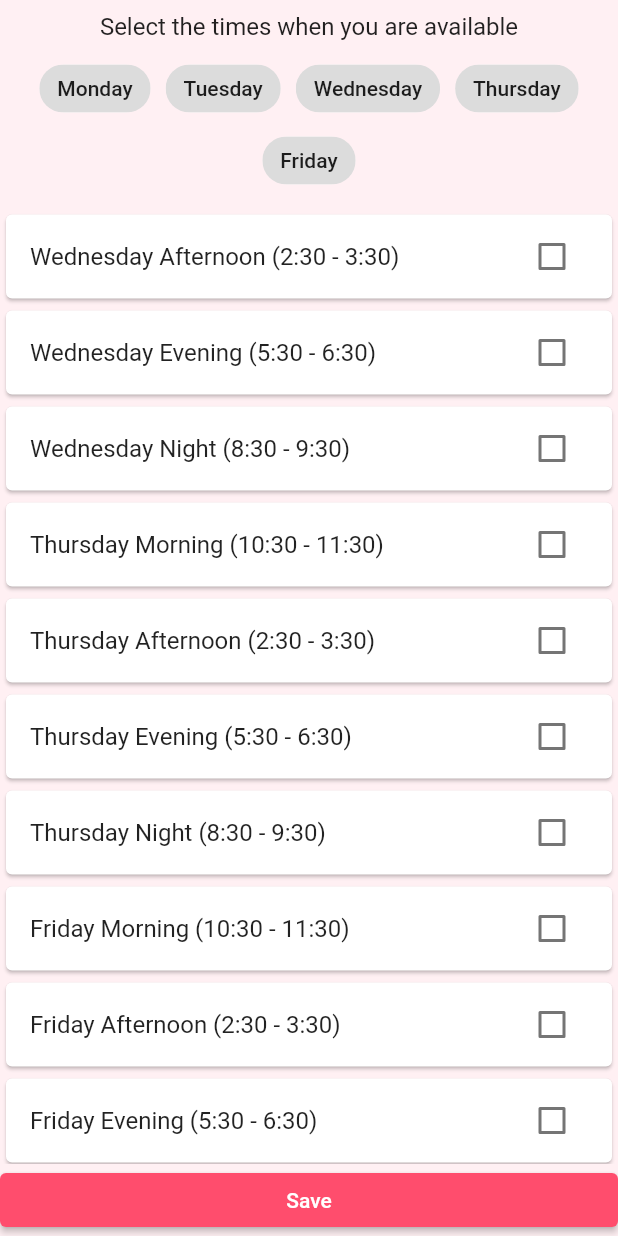
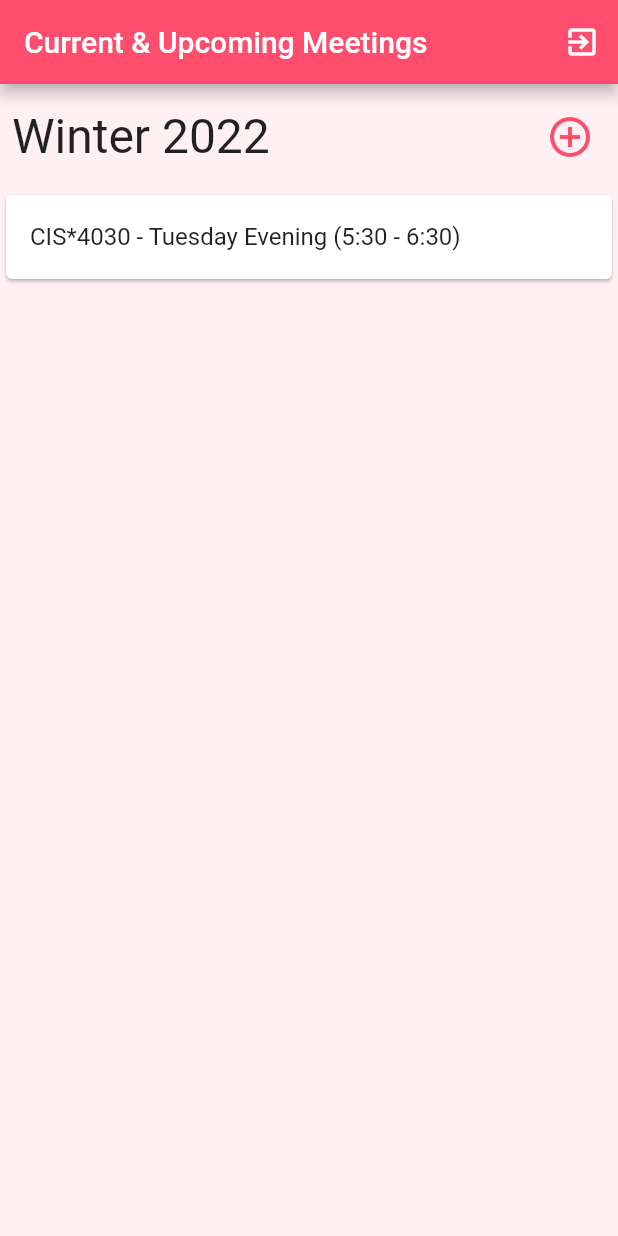
Before and after one commit to david-reti/study-buddies, a Flutter app: the ScheduleScreen screen opened directly, scrolled down 576 dp, after a tap on "Save", on a phone screen of 412 x 824 dp. Run offline on Flutter 3.47's test engine with Material 2 defaults, Android fonts, the phone set to English and light mode, and no system bars.

Commit message:
Add navigation for timeslots

```diff
--- a/app/lib/Screens/scheduling.dart
+++ b/app/lib/Screens/scheduling.dart
@@ -1,5 +1,6 @@
+import 'package:app/Screens/timeslots.dart';
 import 'package:flutter/material.dart';
-import 'package:app/data/weekdays.dart';
+import 'package:app/data/sampletimes.dart';
 import 'package:app/models/meeting_time.dart';
 
 class ScheduleScreen extends StatefulWidget {
@@ -26,7 +27,15 @@ class _SchedulScreenState extends State<ScheduleScreen> {
     false,
   ];
 
-  void saveTimeslot() {}
+  void saveTimeslot() {
+    // Generate query to API here
+    Navigator.of(context).pushAndRemoveUntil(
+        MaterialPageRoute(
+            builder: (context) => TimeSlotScreen(
+                [MeetingTime(1, 2, "CIS*4030")] + selectedMeetingTimes)),
+        (context) => false);
+  }
+
   List<Widget> availableTimes = [];
   List<Widget> generateAvailableTimes() {
     bool generateAll =
@@ -38,24 +47,28 @@ class _SchedulScreenState extends State<ScheduleScreen> {
         toReturn.add(timeSlotTile(
             updateTimeslot,
             "${dayNames[i]} Morning (10:30 - 11:30)",
+            "CIS*2030",
             timeslotSelected(i, 0),
             i,
             0));
         toReturn.add(timeSlotTile(
             updateTimeslot,
             "${dayNames[i]} Afternoon (2:30 - 3:30)",
+            "CIS*2030",
             timeslotSelected(i, 1),
             i,
             1));
         toReturn.add(timeSlotTile(
             updateTimeslot,
             "${dayNames[i]} Evening (5:30 - 6:30)",
+            "CIS*2030",
             timeslotSelected(i, 2),
             i,
             2));
         toReturn.add(timeSlotTile(
             updateTimeslot,
             "${dayNames[i]} Night (8:30 - 9:30)",
+            "CIS*2030",
             timeslotSelected(i, 3),
             i,
             3));
@@ -64,7 +77,7 @@ class _SchedulScreenState extends State<ScheduleScreen> {
     return toReturn;
   }
 
-  void updateTimeslot(int dayNum, int timeNum) {
+  void updateTimeslot(int dayNum, int timeNum, String title) {
     setState(() {
       int added = -1;
       for (int i = 0; i < selectedMeetingTimes.length; i++) {
@@ -77,7 +90,7 @@ class _SchedulScreenState extends State<ScheduleScreen> {
       if (added != -1) {
         selectedMeetingTimes.removeAt(added);
       } else {
-        selectedMeetingTimes.add(MeetingTime(dayNum, timeNum));
+        selectedMeetingTimes.add(MeetingTime(dayNum, timeNum, title));
       }
     });
   }
@@ -108,6 +121,13 @@ class _SchedulScreenState extends State<ScheduleScreen> {
   Widget build(BuildContext context) {
     availableTimes = generateAvailableTimes();
     return Scaffold(
+      appBar: AppBar(
+        title: Text(
+          'Select Timeslots',
+          style: TextStyle(color: Colors.white),
+        ),
+        backgroundColor: buttonColor,
+      ),
       body: Column(
         children: [
           const Padding(
@@ -176,15 +196,15 @@ class _DayFilterState extends State<DayFilter> {
   }
 }
 
-Widget timeSlotTile(Function(int, int) update, String title, bool selected,
-    int dayNum, int timeNum) {
+Widget timeSlotTile(Function(int, int, String) update, String title,
+    String courseCode, bool selected, int dayNum, int timeNum) {
   return Card(
     child: ListTile(
       title: Text(title),
       trailing: Checkbox(
           value: selected,
           onChanged: (val) {
-            update(dayNum, timeNum);
+            update(dayNum, timeNum, courseCode);
           }),
     ),
   );
--- /dev/null
+++ b/app/lib/Screens/timeslots.dart
@@ -0,0 +1,95 @@
+import 'dart:async';
+import 'package:app/Screens/courses.dart';
+import 'package:app/Screens/homepage.dart';
+import 'package:app/Screens/meeting.dart';
+import 'package:app/models/meeting_time.dart';
+import 'package:flutter/material.dart';
+import 'package:app/data/sampletimes.dart';
+
+class TimeSlotScreen extends StatefulWidget {
+  TimeSlotScreen(this.userTimeslots);
+
+  List<MeetingTime> userTimeslots = [MeetingTime(1, 2, "CIS*4030")];
+  String semesterName = "Winter 2022";
+
+  @override
+  State<TimeSlotScreen> createState() => _TimeslotScreenState();
+}
+
+class _TimeslotScreenState extends State<TimeSlotScreen> {
+  Timer? timeUntilMeeting;
+  Color buttonColor = const Color(0xffFF4D6D);
+
+  Widget build(BuildContext context) {
+    if (timeUntilMeeting == null) {
+      timeUntilMeeting = Timer(const Duration(seconds: 15), () {
+        Navigator.of(context)
+            .push(MaterialPageRoute(builder: (context) => MeetingScreen()));
+      });
+    }
+
+    return Scaffold(
+      appBar: AppBar(
+        title: const Text(
+          'Current & Upcoming Meetings',
+          style: TextStyle(color: Colors.white),
+        ),
+        actions: [
+          IconButton(
+              onPressed: () {
+                Navigator.of(context).pushAndRemoveUntil(
+                    MaterialPageRoute(builder: (context) {
+                  return HomePage();
+                }), (route) => false);
+              },
+              icon: Icon(Icons.exit_to_app))
+        ],
+        backgroundColor: buttonColor,
+      ),
+      body: Column(
+        children: [
+          Row(mainAxisAlignment: MainAxisAlignment.spaceBetween, children: [
+            Padding(
+              padding: EdgeInsets.fromLTRB(8, 16, 0, 16),
+              child: Text(
+                widget.semesterName,
+                style: TextStyle(fontSize: 32),
+              ),
+            ),
+            Padding(
+              padding: EdgeInsets.all(8),
+              child: IconButton(
+                icon: Icon(
+                  Icons.add_circle_outline,
+                  size: 32,
+                ),
+                color: buttonColor,
+                onPressed: () {
+                  Navigator.of(context).push(MaterialPageRoute(
+                      builder: (BuildContext context) => Courses()));
+                },
+              ),
+            ),
+          ]),
+          Expanded(
+            child: ListView(
+              children: [
+                for (int i = 0; i < widget.userTimeslots.length; i++)
+                  timeSlotTile(
+                      "${widget.userTimeslots[i].title} - ${dayNames[widget.userTimeslots[i].dayNum]} ${timeslotNames[widget.userTimeslots[i].timeNum]}")
+              ],
+            ),
+          ),
+        ],
+      ),
+    );
+  }
+}
+
+Widget timeSlotTile(String title) {
+  return Card(
+    child: ListTile(
+      title: Text(title),
+    ),
+  );
+}
--- /dev/null
+++ b/app/lib/data/sampletimes.dart
@@ -0,0 +1,16 @@
+int numDaysPerWeek = 5;
+
+List<String> dayNames = [
+  "Monday",
+  "Tuesday",
+  "Wednesday",
+  "Thursday",
+  "Friday"
+];
+
+List<String> timeslotNames = [
+  "Morning (10:30 - 11:30)",
+  "Afternoon (2:30 - 3:30)",
+  "Evening (5:30 - 6:30)",
+  "Night (8:30 - 9:30)"
+];
--- a/app/lib/data/weekdays.dart
+++ /dev/null
@@ -1,9 +0,0 @@
-int numDaysPerWeek = 5;
-
-List<String> dayNames = [
-  "Monday",
-  "Tuesday",
-  "Wednesday",
-  "Thursday",
-  "Friday"
-];
--- a/app/lib/main.dart
+++ b/app/lib/main.dart
@@ -1,6 +1,5 @@
 import 'package:app/Screens/homepage.dart';
 import 'package:flutter/material.dart';
-import 'Screens/scheduling.dart';
 
 void main() => runApp(MyApp());
 
--- a/app/lib/models/meeting_time.dart
+++ b/app/lib/models/meeting_time.dart
@@ -1,5 +1,6 @@
 class MeetingTime {
-  MeetingTime(this.dayNum, this.timeNum);
+  MeetingTime(this.dayNum, this.timeNum, this.title);
 
   int dayNum, timeNum;
+  String title = "";
 }
```
Also changed, not shown: app/lib/Screens/courses.dart (+142 -71 lines), app/lib/Screens/login.dart (+9 -8 lines), app/lib/Screens/meeting.dart (+19 -8 lines).
